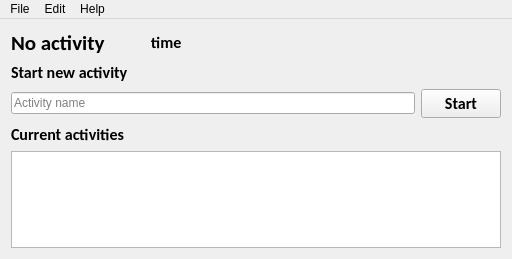
gelldur/Kino-Time-Tracker, file ui/MainWindow.ui: the form before one commit.
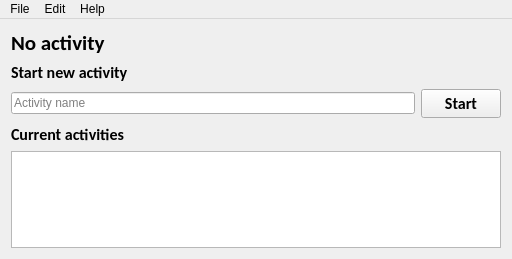
The form after the commit.

Commit message: Issue #28 Litle visual fix

What changed in the file:
```diff
--- a/ui/MainWindow.ui
+++ b/ui/MainWindow.ui
@@ -92,7 +92,7 @@
          </font>
         </property>
         <property name="text">
-         <string>time</string>
+         <string/>
         </property>
        </widget>
       </item>
```
